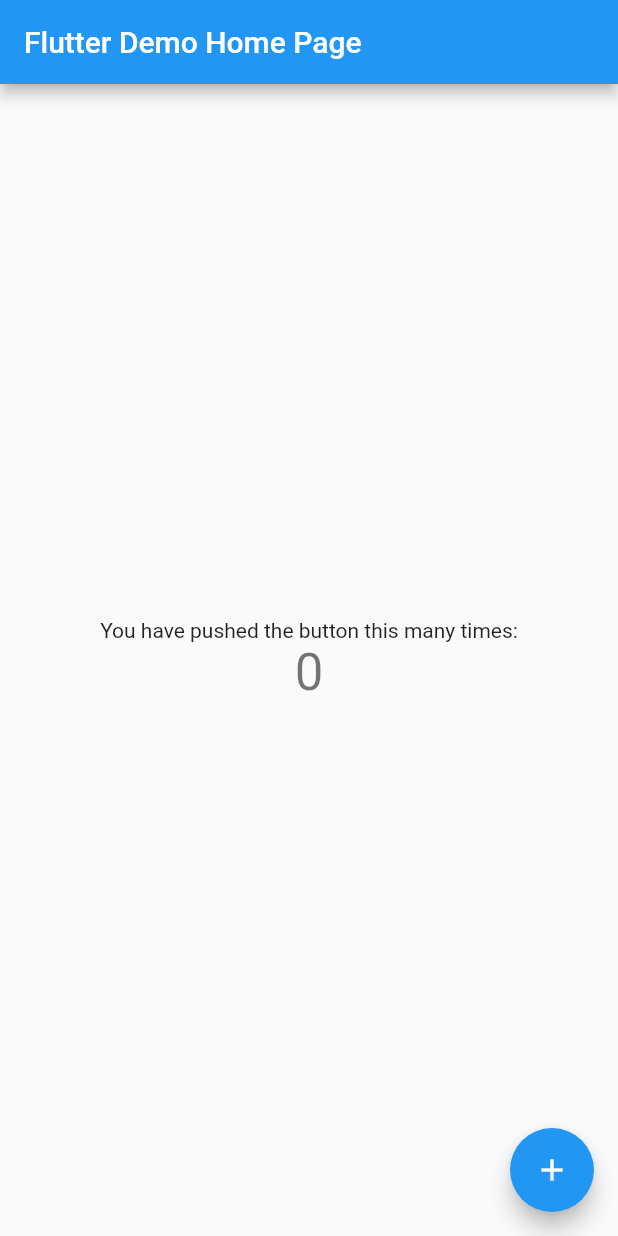
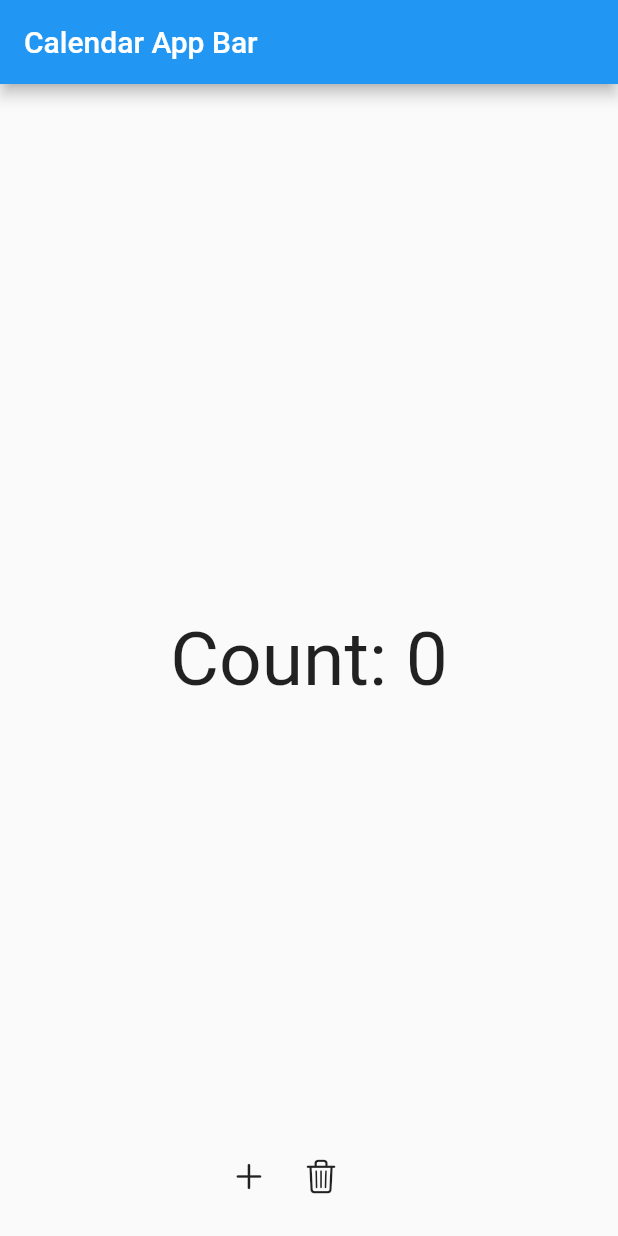
Before and after one commit to deniz-lee/flutter-demo, a Flutter app: the screen it shows after launch, on a phone screen of 412 x 824 dp. Run offline on Flutter 3.47's test engine with Material 2 defaults, Android fonts, the phone set to English and light mode, and no system bars.

Commit message:
[deniz-lee] add provider pattern example codes.

```diff
--- a/app/lib/main.dart
+++ b/app/lib/main.dart
@@ -1,4 +1,7 @@
 import 'package:flutter/material.dart';
+import 'package:flutter_demo/provider/calendar_provider.dart';
+import 'package:flutter_demo/screens/calendar_page.dart';
+import 'package:provider/provider.dart';
 
 void main() {
   runApp(const MyApp());
@@ -11,76 +14,15 @@
   @override
   Widget build(BuildContext context) {
     return MaterialApp(
-      title: 'Flutter Demo',
-      theme: ThemeData(
-        primarySwatch: Colors.blue,
-      ),
-      home: const MyHomePage(title: 'Flutter Demo Home Page'),
-    );
+        title: 'Flutter Demo',
+        theme: ThemeData(
+          primarySwatch: Colors.blue,
+        ),
+        home: ChangeNotifierProvider(
+          create: (context) {
+            return CalendarProvider(context);
+          },
+          child: CalendarPage(),
+        ));
   }
 }
-
-class MyHomePage extends StatefulWidget {
-  const MyHomePage({super.key, required this.title});
-
-  final String title;
-
-  @override
-  State<MyHomePage> createState() => _MyHomePageState();
-}
-
-class _MyHomePageState extends State<MyHomePage> {
-  int _counter = 0;
-
-  void _incrementCounter() {
-    setState(() {
-      _counter++;
-    });
-  }
-
-  @override
-  Widget build(BuildContext context) {
-    return Scaffold(
-      appBar: AppBar(
-        // Here we take the value from the MyHomePage object that was created by
-        // the App.build method, and use it to set our appbar title.
-        title: Text(widget.title),
-      ),
-      body: Center(
-        // Center is a layout widget. It takes a single child and positions it
-        // in the middle of the parent.
-        child: Column(
-          // Column is also a layout widget. It takes a list of children and
-          // arranges them vertically. By default, it sizes itself to fit its
-          // children horizontally, and tries to be as tall as its parent.
-          //
-          // Invoke "debug painting" (press "p" in the console, choose the
-          // "Toggle Debug Paint" action from the Flutter Inspector in Android
-          // Studio, or the "Toggle Debug Paint" command in Visual Studio Code)
-          // to see the wireframe for each widget.
-          //
-          // Column has various properties to control how it sizes itself and
-          // how it positions its children. Here we use mainAxisAlignment to
-          // center the children vertically; the main axis here is the vertical
-          // axis because Columns are vertical (the cross axis would be
-          // horizontal).
-          mainAxisAlignment: MainAxisAlignment.center,
-          children: <Widget>[
-            const Text(
-              'You have pushed the button this many times:',
-            ),
-            Text(
-              '$_counter',
-              style: Theme.of(context).textTheme.headline4,
-            ),
-          ],
-        ),
-      ),
-      floatingActionButton: FloatingActionButton(
-        onPressed: _incrementCounter,
-        tooltip: 'Increment',
-        child: const Icon(Icons.add),
-      ), // This trailing comma makes auto-formatting nicer for build methods.
-    );
-  }
-}
--- /dev/null
+++ b/app/lib/provider/calendar_provider.dart
@@ -0,0 +1,21 @@
+import 'package:flutter/material.dart';
+
+class CalendarProvider extends ChangeNotifier {
+  // private variables
+  int _count = 0;
+
+  // getter
+  int get count => _count;
+
+  CalendarProvider(BuildContext context);
+
+  add() {
+    _count++;
+    notifyListeners();
+  }
+
+  minus() {
+    _count--;
+    notifyListeners();
+  }
+}
--- /dev/null
+++ b/app/lib/screens/calendar_page.dart
@@ -0,0 +1,48 @@
+import 'package:flutter/cupertino.dart';
+import 'package:flutter/material.dart';
+import 'package:flutter_demo/provider/calendar_provider.dart';
+import 'package:provider/provider.dart';
+
+class CalendarPage extends StatelessWidget {
+  CalendarPage({Key? key}) : super(key: key);
+
+  late CalendarProvider? _calendarProvider;
+
+  @override
+  Widget build(BuildContext context) {
+    _calendarProvider = Provider.of<CalendarProvider>(context);
+
+    return Scaffold(
+      appBar: AppBar(
+        title: const Text('Calendar App Bar'),
+      ),
+      body: Center(
+        child: Container(child: Consumer<CalendarProvider>(
+          builder: (context, provider, child) {
+            return Text(
+              "Count: ${_calendarProvider?.count}",
+              style: const TextStyle(fontSize: 50),
+            );
+          },
+        )),
+      ),
+      floatingActionButton: Row(
+        mainAxisAlignment: MainAxisAlignment.center,
+        children: [
+          IconButton(
+            icon: const Icon(CupertinoIcons.add),
+            onPressed: () {
+              _calendarProvider?.add();
+            },
+          ),
+          IconButton(
+            icon: const Icon(CupertinoIcons.delete),
+            onPressed: () {
+              _calendarProvider?.minus();
+            },
+          )
+        ],
+      ), // This trailing comma makes auto-formatting nicer for build methods.
+    );
+  }
+}
```
